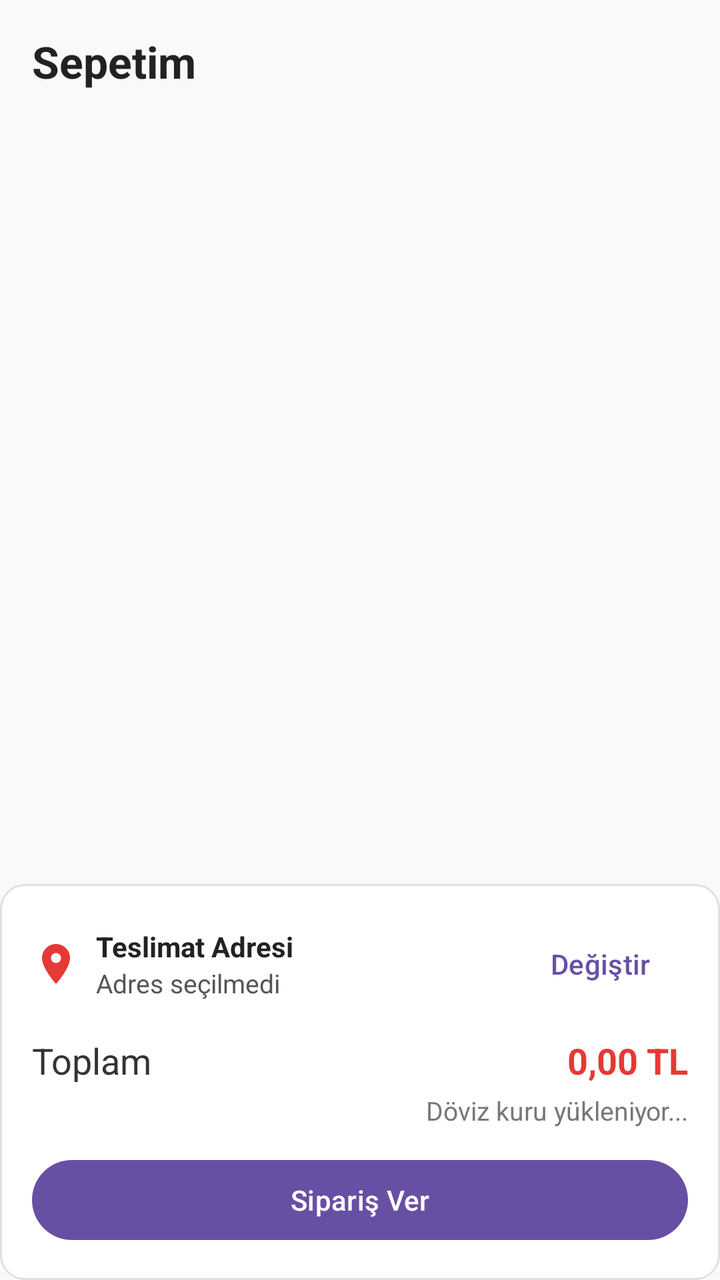
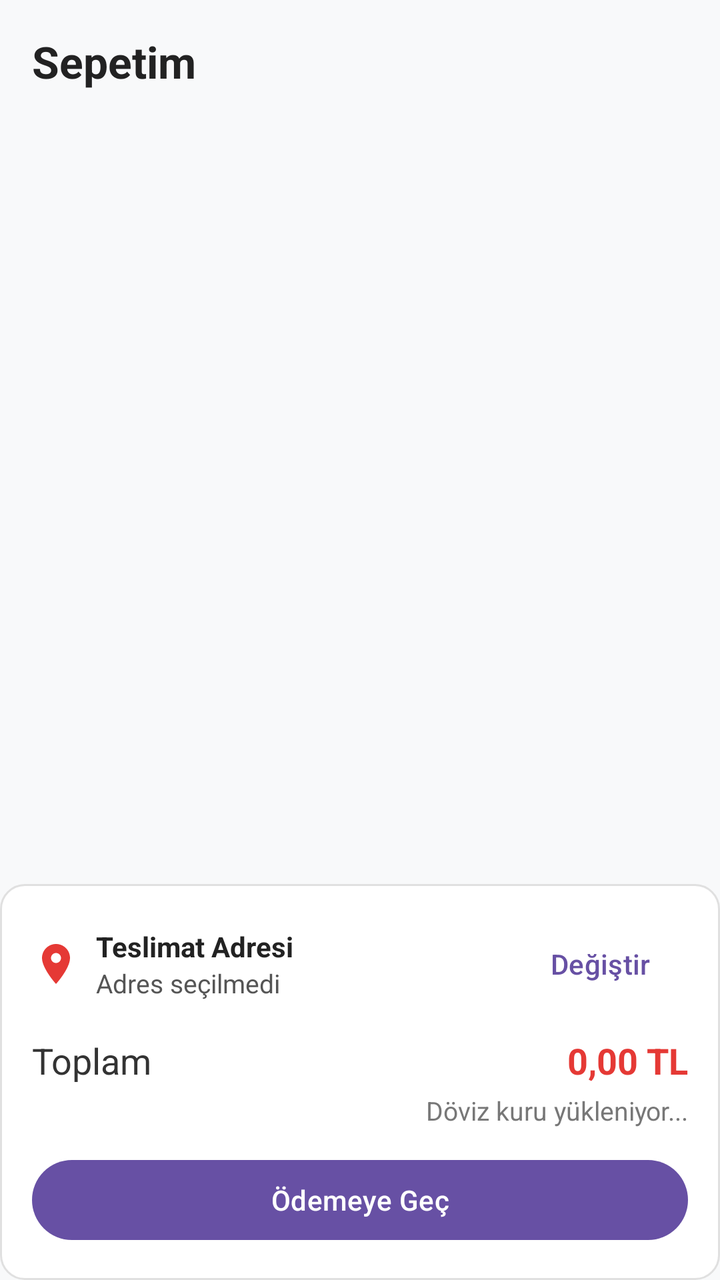

Compare the two renders of this Android layout. The source of the first and the diff that turns it into the second are given below.
<!-- AndroidManifest.xml: application theme Theme.Shingu -->
<!-- res/layout/fragment_cart.xml -->
<?xml version="1.0" encoding="utf-8"?>
<LinearLayout xmlns:android="http://schemas.android.com/apk/res/android"
    android:layout_width="match_parent"
    android:layout_height="match_parent"
    android:background="#F8F9FA"
    android:orientation="vertical">

    <TextView
        android:layout_width="match_parent"
        android:layout_height="wrap_content"
        android:padding="16dp"
        android:text="Sepetim"
        android:textColor="#222222"
        android:textSize="22sp"
        android:textStyle="bold" />

    <FrameLayout
        android:layout_width="match_parent"
        android:layout_height="0dp"
        android:layout_weight="1">

        <androidx.recyclerview.widget.RecyclerView
            android:id="@+id/recyclerCart"
            android:layout_width="match_parent"
            android:layout_height="match_parent"
            android:clipToPadding="false"
            android:paddingHorizontal="16dp" />

        <TextView
            android:id="@+id/tvCartEmpty"
            android:layout_width="wrap_content"
            android:layout_height="wrap_content"
            android:layout_gravity="center"
            android:text="Sepetim Boş"
            android:textColor="#333333"
            android:textSize="20sp"
            android:textStyle="bold"
            android:visibility="gone" />
    </FrameLayout>

    <LinearLayout
        android:id="@+id/layoutCartSummary"
        android:layout_width="match_parent"
        android:layout_height="wrap_content"
        android:background="@drawable/bg_rounded_card"
        android:orientation="vertical"
        android:padding="16dp">

        
        <LinearLayout
            android:layout_width="match_parent"
            android:layout_height="wrap_content"
            android:layout_marginBottom="12dp"
            android:gravity="center_vertical"
            android:orientation="horizontal">

            <ImageView
                android:layout_width="24dp"
                android:layout_height="24dp"
                android:contentDescription="Teslimat adresi"
                android:src="@drawable/ic_location_pin_48" />

            <LinearLayout
                android:layout_width="0dp"
                android:layout_height="wrap_content"
                android:layout_marginStart="8dp"
                android:layout_weight="1"
                android:orientation="vertical">

                <TextView
                    android:id="@+id/tvCartAddressTitle"
                    android:layout_width="wrap_content"
                    android:layout_height="wrap_content"
                    android:text="Teslimat Adresi"
                    android:textColor="#222222"
                    android:textSize="14sp"
                    android:textStyle="bold" />

                <TextView
                    android:id="@+id/tvCartAddress"
                    android:layout_width="match_parent"
                    android:layout_height="wrap_content"
                    android:ellipsize="end"
                    android:maxLines="2"
                    android:text="Adres seçilmedi"
                    android:textColor="#555555"
                    android:textSize="13sp" />
            </LinearLayout>

            <com.google.android.material.button.MaterialButton
                android:id="@+id/btnChangeAddress"
                style="@style/Widget.Material3.Button.TextButton"
                android:layout_width="wrap_content"
                android:layout_height="wrap_content"
                android:text="Değiştir" />
        </LinearLayout>

        <LinearLayout
            android:layout_width="match_parent"
            android:layout_height="wrap_content"
            android:orientation="horizontal">

            <TextView
                android:layout_width="0dp"
                android:layout_height="wrap_content"
                android:layout_weight="1"
                android:text="Toplam"
                android:textColor="#333333"
                android:textSize="18sp" />

            <TextView
                android:id="@+id/tvCartTotal"
                android:layout_width="wrap_content"
                android:layout_height="wrap_content"
                android:text="0,00 TL"
                android:textColor="#E53935"
                android:textSize="18sp"
                android:textStyle="bold" />
        </LinearLayout>

        
        <TextView
            android:id="@+id/tvCartTotalForeign"
            android:layout_width="match_parent"
            android:layout_height="wrap_content"
            android:layout_marginTop="4dp"
            android:gravity="end"
            android:text="Döviz kuru yükleniyor..."
            android:textColor="#777777"
            android:textSize="13sp" />

        <com.google.android.material.button.MaterialButton
            android:id="@+id/btnPlaceOrder"
            android:layout_width="match_parent"
            android:layout_height="wrap_content"
            android:layout_marginTop="12dp"
            android:text="Sipariş Ver" />
    </LinearLayout>

</LinearLayout>
<!-- resources referenced by this layout -->
<resources>
  <!-- drawable bg_rounded_card (drawable) -->
  <?xml version="1.0" encoding="utf-8"?>
  <shape xmlns:android="http://schemas.android.com/apk/res/android">
      <solid android:color="#FFFFFF" />
      <corners android:radius="12dp" />
      <stroke
          android:width="1dp"
          android:color="#E0E0E0" />
  </shape>
  <!-- drawable ic_location_pin_48 (drawable) -->
  <vector xmlns:android="http://schemas.android.com/apk/res/android"
      android:width="48dp"
      android:height="48dp"
      android:viewportWidth="24"
      android:viewportHeight="24">
      <path
          android:fillColor="#E53935"
          android:pathData="M12,2C8.13,2 5,5.13 5,9c0,5.25 7,13 7,13s7,-7.75 7,-13c0,-3.87 -3.13,-7 -7,-7zM12,11.5c-1.38,0 -2.5,-1.12 -2.5,-2.5s1.12,-2.5 2.5,-2.5 2.5,1.12 2.5,2.5 -1.12,2.5 -2.5,2.5z" />
  </vector>
  <style name="Theme.Shingu" parent="Base.Theme.Shingu" />
  <style name="Base.Theme.Shingu" parent="Theme.Material3.DayNight.NoActionBar">
          
          
      </style>
</resources>

<!-- the commit's change to res/layout/fragment_cart.xml (unified diff, before → after) -->
@@ -134,7 +134,7 @@
             android:layout_width="match_parent"
             android:layout_height="wrap_content"
             android:layout_marginTop="12dp"
-            android:text="Sipariş Ver" />
+            android:text="Ödemeye Geç" />
     </LinearLayout>
 
 </LinearLayout>
